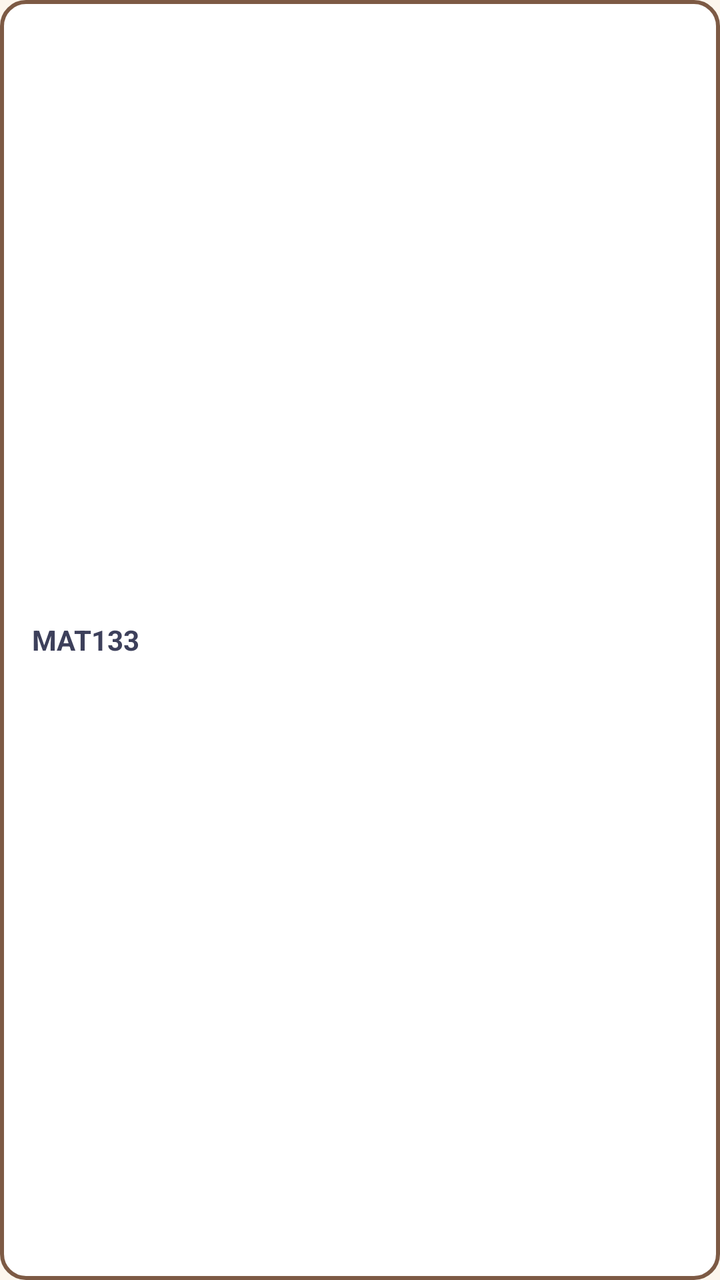
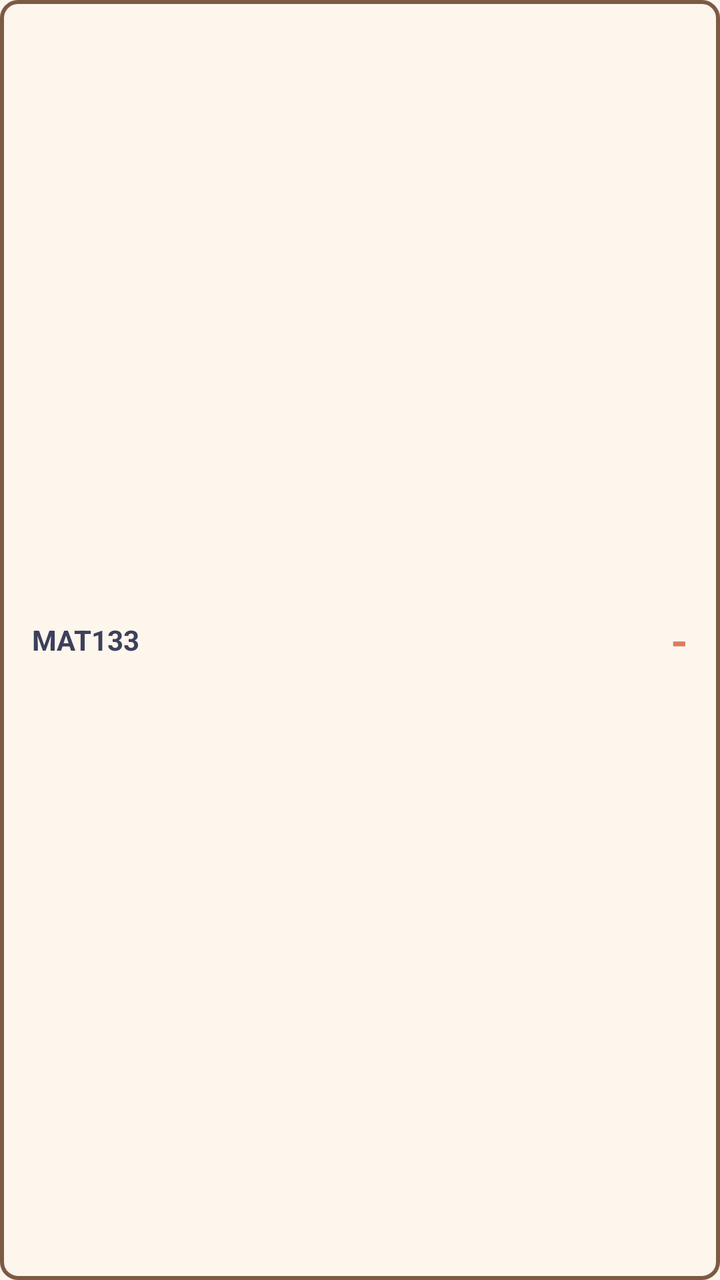

Compare the two renders of this Android layout. The source of the first and the diff that turns it into the second are given below.
<!-- AndroidManifest.xml: application theme Theme.ProjectStudyBuddy1 -->
<!-- res/layout/item_deck_row.xml -->
<?xml version="1.0" encoding="utf-8"?>
<androidx.constraintlayout.widget.ConstraintLayout xmlns:android="http://schemas.android.com/apk/res/android"
    xmlns:app="http://schemas.android.com/apk/res-auto"
    android:layout_width="match_parent"
    android:layout_height="55dp"
    android:layout_marginBottom="10dp"
    android:background="@drawable/bg_rounded_card"
    android:paddingHorizontal="16dp">
    <TextView android:id="@+id/tvDeckNameDisplay" android:layout_width="wrap_content" android:layout_height="match_parent" android:text="MAT133" android:gravity="center" android:textStyle="bold" android:textColor="@color/text_dark" app:layout_constraintStart_toStartOf="parent"/>
</androidx.constraintlayout.widget.ConstraintLayout>
<!-- resources referenced by this layout -->
<resources>
  <color name="text_dark">#3D405B</color>
  <!-- drawable bg_rounded_card (drawable) -->
  <?xml version="1.0" encoding="utf-8"?>
  <shape xmlns:android="http://schemas.android.com/apk/res/android" android:shape="rectangle">
      <solid android:color="@color/card_white"/>
      <stroke android:width="2dp" android:color="@color/accent_brown"/>
      <corners android:radius="12dp"/>
  </shape>
  <style name="Theme.ProjectStudyBuddy1" parent="Theme.Material3.DayNight.NoActionBar">
          <item name="colorPrimary">@color/accent_brown</item>
          <item name="colorPrimaryDark">@color/accent_brown</item>
          <item name="colorAccent">@color/accent_orange</item>
  
          <item name="android:windowBackground">@color/bg_cream</item>
          <item name="android:colorBackground">@color/bg_cream</item>
  
          <item name="android:statusBarColor">@color/bg_cream</item>
          <item name="android:windowLightStatusBar">true</item>
  
          <item name="colorSurface">@color/card_white</item>
          <item name="colorOnSurface">@color/text_dark</item>
      </style>
  <color name="card_white">#FFFFFF</color>
  <color name="accent_brown">#7D5A44</color>
  <color name="accent_orange">#E07A5F</color>
  <color name="bg_cream">#FDF6ED</color>
</resources>

<!-- the commit's change to res/layout/item_deck_row.xml (unified diff, before → after) -->
@@ -2,9 +2,35 @@
 <androidx.constraintlayout.widget.ConstraintLayout xmlns:android="http://schemas.android.com/apk/res/android"
     xmlns:app="http://schemas.android.com/apk/res-auto"
     android:layout_width="match_parent"
-    android:layout_height="55dp"
-    android:layout_marginBottom="10dp"
-    android:background="@drawable/bg_rounded_card"
+    android:layout_height="45dp"
+    android:layout_marginBottom="12dp"
+    android:background="@drawable/bg_figma_card"
     android:paddingHorizontal="16dp">
-    <TextView android:id="@+id/tvDeckNameDisplay" android:layout_width="wrap_content" android:layout_height="match_parent" android:text="MAT133" android:gravity="center" android:textStyle="bold" android:textColor="@color/text_dark" app:layout_constraintStart_toStartOf="parent"/>
+
+    <TextView
+        android:id="@+id/tvDeckNameDisplay"
+        android:layout_width="wrap_content"
+        android:layout_height="match_parent"
+        android:text="MAT133"
+        android:gravity="center"
+        android:textStyle="bold"
+        android:textSize="14sp"
+        android:textColor="@color/text_dark"
+        app:layout_constraintStart_toStartOf="parent"
+        app:layout_constraintTop_toTopOf="parent"
+        app:layout_constraintBottom_toBottomOf="parent"/>
+
+    <TextView
+        android:id="@+id/tvFigmaMinus"
+        android:layout_width="wrap_content"
+        android:layout_height="match_parent"
+        android:text="-"
+        android:gravity="center"
+        android:textColor="@color/accent_orange"
+        android:textSize="22sp"
+        android:textStyle="bold"
+        app:layout_constraintEnd_toEndOf="parent"
+        app:layout_constraintTop_toTopOf="parent"
+        app:layout_constraintBottom_toBottomOf="parent"/>
+
 </androidx.constraintlayout.widget.ConstraintLayout>
<!-- resource entries referenced after the edit -->
@@ -1,12 +1,13 @@
 <!-- resources referenced by this layout -->
 <resources>
   <color name="text_dark">#3D405B</color>
-  <!-- drawable bg_rounded_card (drawable) -->
+  <!-- drawable bg_figma_card (drawable) -->
   <?xml version="1.0" encoding="utf-8"?>
-  <shape xmlns:android="http://schemas.android.com/apk/res/android" android:shape="rectangle">
-      <solid android:color="@color/card_white"/>
+  <shape xmlns:android="http://schemas.android.com/apk/res/android"
+      android:shape="rectangle">
+      <solid android:color="@color/bg_cream"/>
       <stroke android:width="2dp" android:color="@color/accent_brown"/>
-      <corners android:radius="12dp"/>
+      <corners android:radius="8dp"/>
   </shape>
   <style name="Theme.ProjectStudyBuddy1" parent="Theme.Material3.DayNight.NoActionBar">
           <item name="colorPrimary">@color/accent_brown</item>
